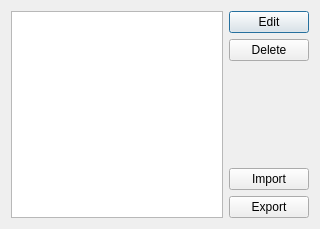
zigmhount/SpinTool_zig, file superboucle/device_manager_ui.ui: the form before one commit.
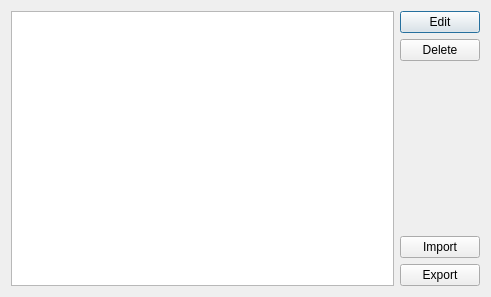
The form after the commit.

Diff of the .ui file:
```diff
--- a/superboucle/device_manager_ui.ui
+++ b/superboucle/device_manager_ui.ui
@@ -6,8 +6,8 @@
    <rect>
     <x>0</x>
     <y>0</y>
-    <width>320</width>
-    <height>229</height>
+    <width>491</width>
+    <height>297</height>
    </rect>
   </property>
   <property name="windowTitle">
```
